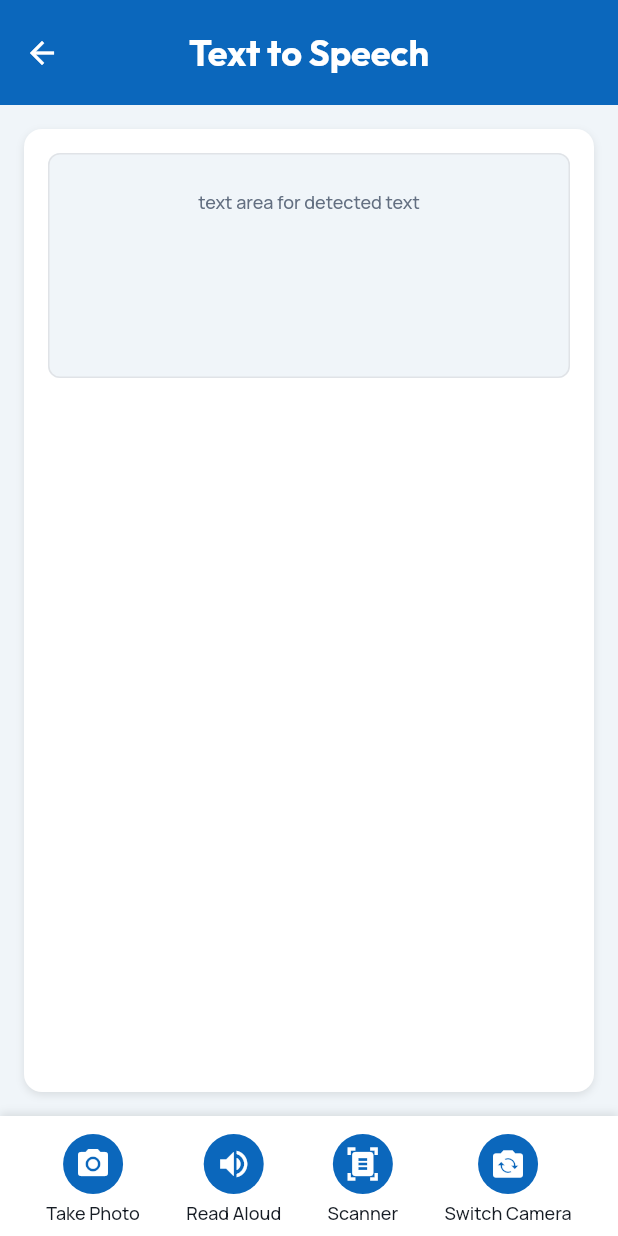
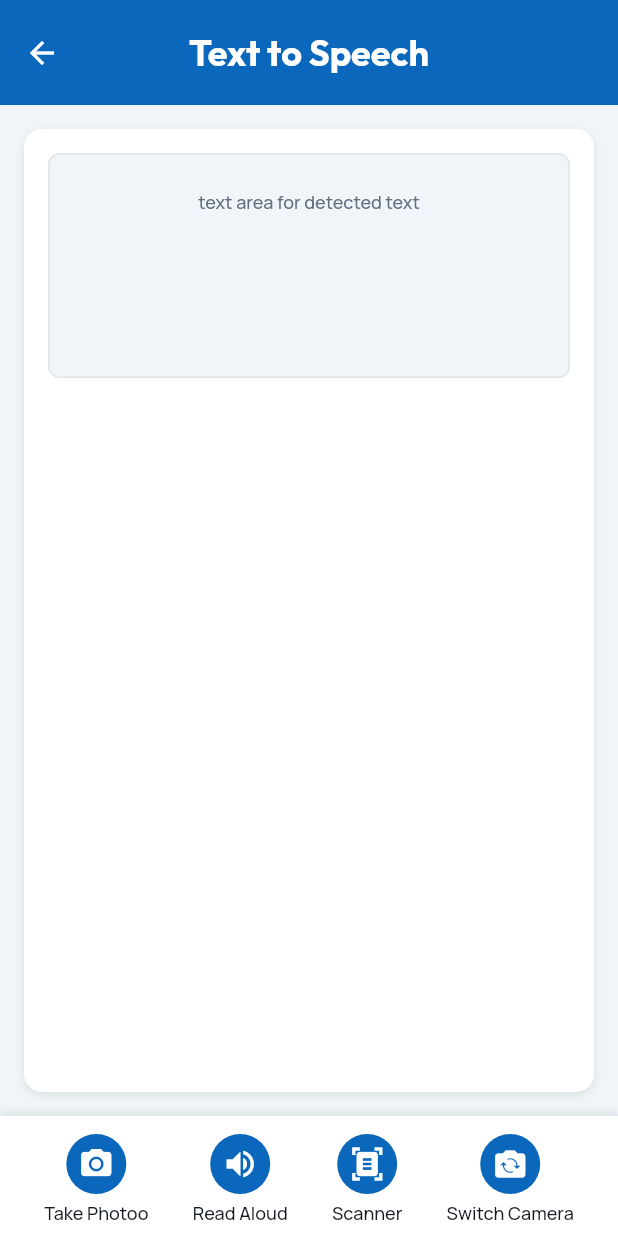
Before and after one commit to VisioGroup3/visio_project, a Flutter app: the TexttospeechWidget screen opened by its route, on a phone screen of 412 x 824 dp. Run offline on Flutter 3.47's test engine with Material 3 defaults, Android fonts, the phone set to English and light mode, and no system bars; our stand-ins replace auto_size_text, cached_network_image, cloud_firestore, dropdown_button2, equatable, firebase_auth and 14 more; missing offline and left inert: json_path, mime_type; accounts and stored records are empty; network calls fail.

Commit message:
Adjusted text

```diff
--- a/lib/texttospeech/texttospeech_widget.dart
+++ b/lib/texttospeech/texttospeech_widget.dart
@@ -225,7 +225,7 @@ class _TexttospeechWidgetState extends State<TexttospeechWidget> {
                             padding: EdgeInsetsDirectional.fromSTEB(
                                 0.0, 4.0, 0.0, 0.0),
                             child: Text(
-                              'Take Photo',
+                              'Take Photoo',
                               style: FlutterFlowTheme.of(context)
                                   .bodySmall
                                   .override(
```
